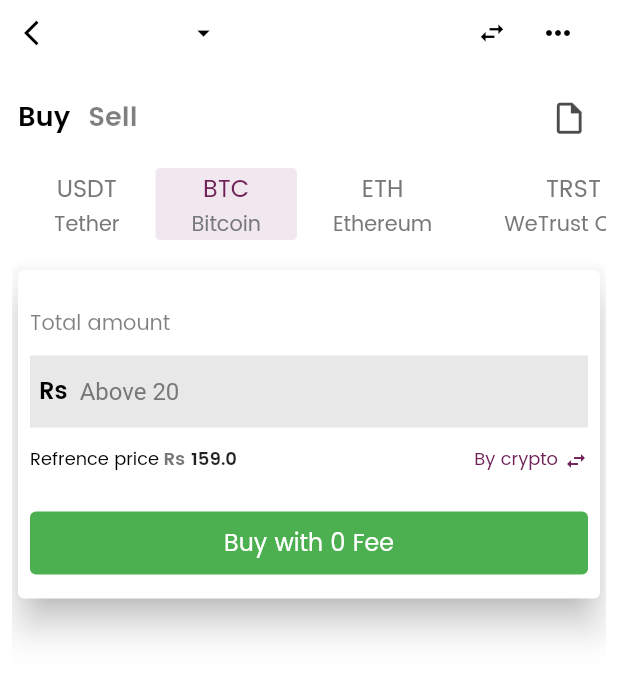
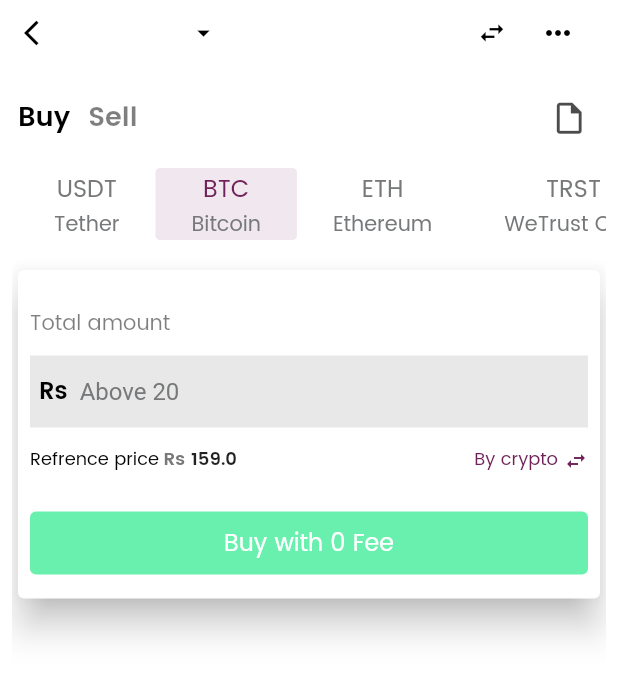
Before and after one commit to usmanzee/crypto-wallet-app-Flutter, a Flutter app: the P2pExpressPage screen opened directly, tab 2 chosen, on a phone screen of 412 x 824 dp. Shown: the top 677 px of the screen. Run offline on Flutter 3.47's test engine with Material 2 defaults, Android fonts, the phone set to English and light mode, and no system bars; drawn by our look-alikes of oktoast; our stand-ins replace badges, carousel_slider, connectivity, firebase_messaging, flutter_dotenv, form_field_validator and 12 more; missing offline and left inert: flutter_sparkline, k_chart, overlay_container, qr_code_scanner; accounts and stored records are empty; generated files the repository leaves out were written again; network calls fail; statements that could not run were skipped.

Commit message:
done with pages

```diff
--- a/lib/views/p2p/p2p_buy_sell_page.dart
+++ b/lib/views/p2p/p2p_buy_sell_page.dart
@@ -146,12 +146,12 @@ class P2pBuySellPage extends StatelessWidget {
                                             break;
                                           case 1:
                                             {
-                                              print('from 1');
+                                              Get.toNamed('/p2p_payment_method');
                                             }
                                             break;
                                           case 2:
                                             {
-                                              print('from 2');
+                                              Get.toNamed('/p2p_help_center_page');
                                             }
                                             break;
                                           default:
--- a/lib/views/p2p/p2p_user_profile/p2p_feedback_page.dart
+++ b/lib/views/p2p/p2p_user_profile/p2p_feedback_page.dart
@@ -247,7 +247,7 @@ class P2pFeedbackPage extends StatelessWidget {
           ),
           Icon(
             positive ? Icons.thumb_up : Icons.thumb_down,
-            color: positive ? Colors.green : Colors.red,
+            color: positive ? Colors.greenAccent : Colors.redAccent,
             size: 20,
           ),
         ],
--- a/lib/views/p2p/p2p_user_profile/p2p_help_center_page.dart
+++ b/lib/views/p2p/p2p_user_profile/p2p_help_center_page.dart
@@ -9,7 +9,7 @@ class P2pHelpCanterPage extends StatelessWidget {
   final List<String> _tabs = <String>[
     'Beginner',
     'Advanced',
-    'Advertiser',
+    // 'Advertiser',
   ];
   final p2pController = Get.find<P2pController>();
 
@@ -108,7 +108,7 @@ class P2pHelpCanterPage extends StatelessWidget {
             children: [
               BeginnerTab(),
               AdvancedTab(),
-              AdvertiserTab(),
+              // AdvertiserTab(),
             ],
           ),
         ),
--- a/lib/views/p2p/tabs/express_buy_sell_tab_widget.dart
+++ b/lib/views/p2p/tabs/express_buy_sell_tab_widget.dart
@@ -251,8 +251,8 @@ Widget expressBuySellTabWidget(
                           ),
                           decoration: BoxDecoration(
                             color: p2pController.buyOrSellExpress.value
-                                ? Colors.green
-                                : Colors.red,
+                                ? Colors.greenAccent
+                                : Colors.redAccent,
                             borderRadius: BorderRadius.circular(4),
                           ),
                           child: Center(
```
Also changed, not shown: lib/views/p2p/p2p_express_page.dart (+12 -6 lines).
